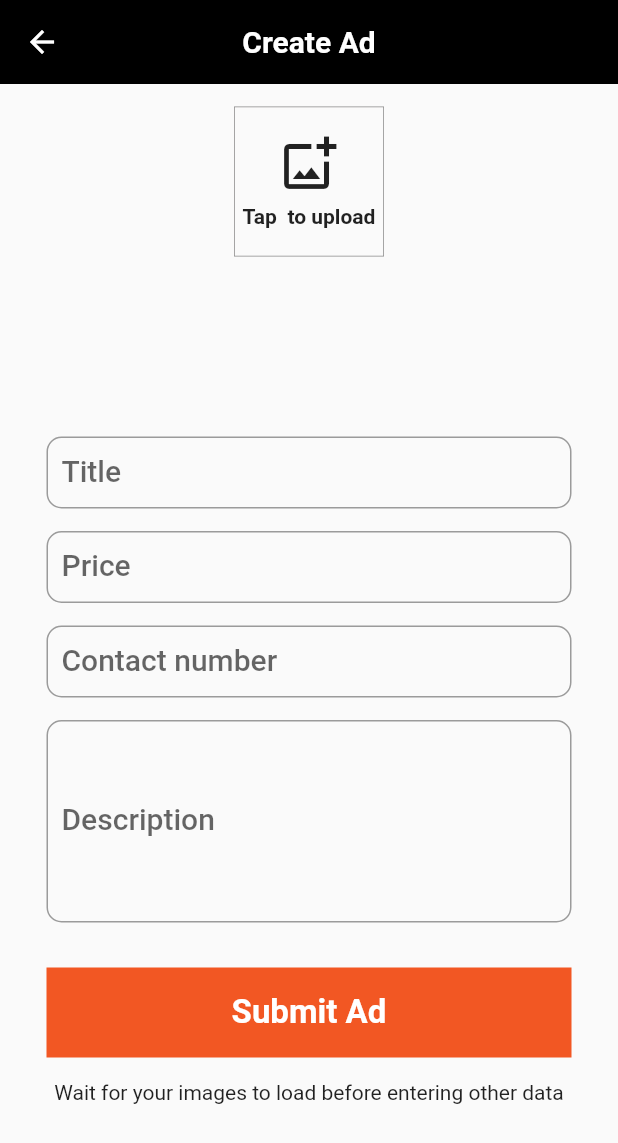
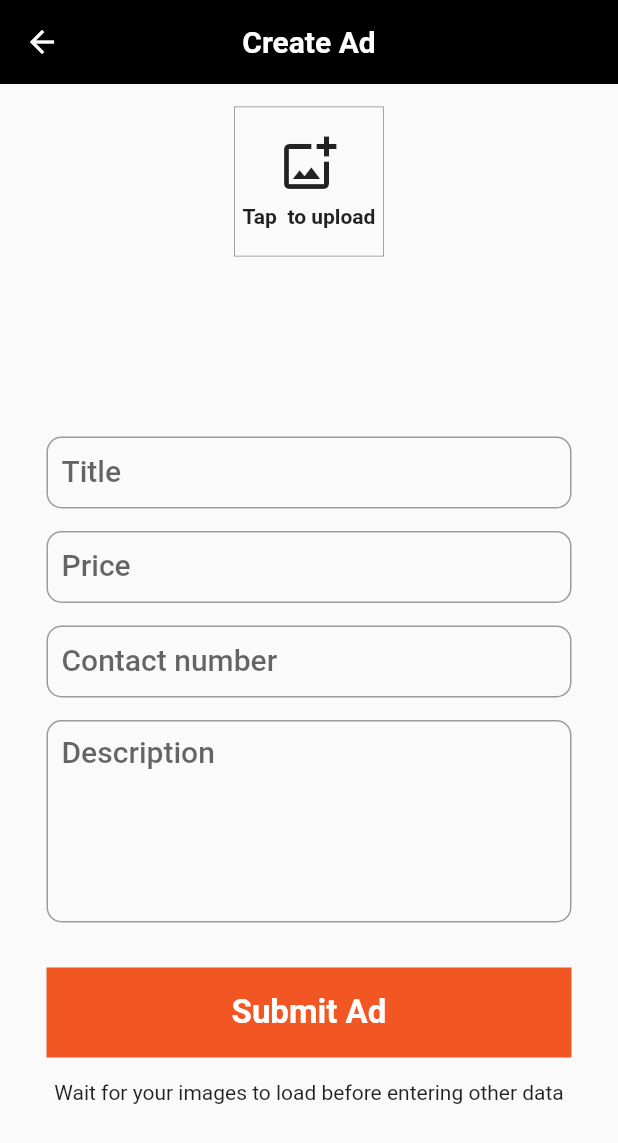
Before and after one commit to DanielBacab-Ksquare/classified_app_networking, a Flutter app: the CreateAdScreen screen opened by its route, on a phone screen of 412 x 824 dp. Shown: the top 1143 px of the screen. Run offline on Flutter 3.47's test engine with Material 2 defaults, Android fonts, the phone set to English and light mode, and no system bars; our stand-ins replace carousel_slider, flutter_native_splash, flutter_secure_storage, google_fonts, image_picker; missing offline and left inert: dart:ffi; accounts and stored records are empty; network calls fail.

Commit message:
hotfix 1.0

```diff
--- a/lib/screens/create_ad_screen.dart
+++ b/lib/screens/create_ad_screen.dart
@@ -211,6 +211,7 @@ class _MyWidgetState extends State<CreateAdScreen> {
                         border: OutlineInputBorder(
                             borderRadius: BorderRadius.all(Radius.circular(10))),
                         labelText: "Description",
+                        alignLabelWithHint: true,
                       ),
                     ),
 
--- a/lib/screens/edit_ad_screen.dart
+++ b/lib/screens/edit_ad_screen.dart
@@ -19,7 +19,7 @@ class _MyWidgetState extends State<EditAdScreen> {
 
   final List<Widget> _widgetOptions = <Widget>[
     const Text(
-      '',
+      'Wait for your images to load before entering other data',
     ),
     const CircularProgressIndicator(),
   ];
@@ -214,6 +214,7 @@ class _MyWidgetState extends State<EditAdScreen> {
                         border: OutlineInputBorder(
                             borderRadius: BorderRadius.all(Radius.circular(10))),
                         labelText: "Description",
+                         alignLabelWithHint: true,
                       ),
                     ),
 
```
